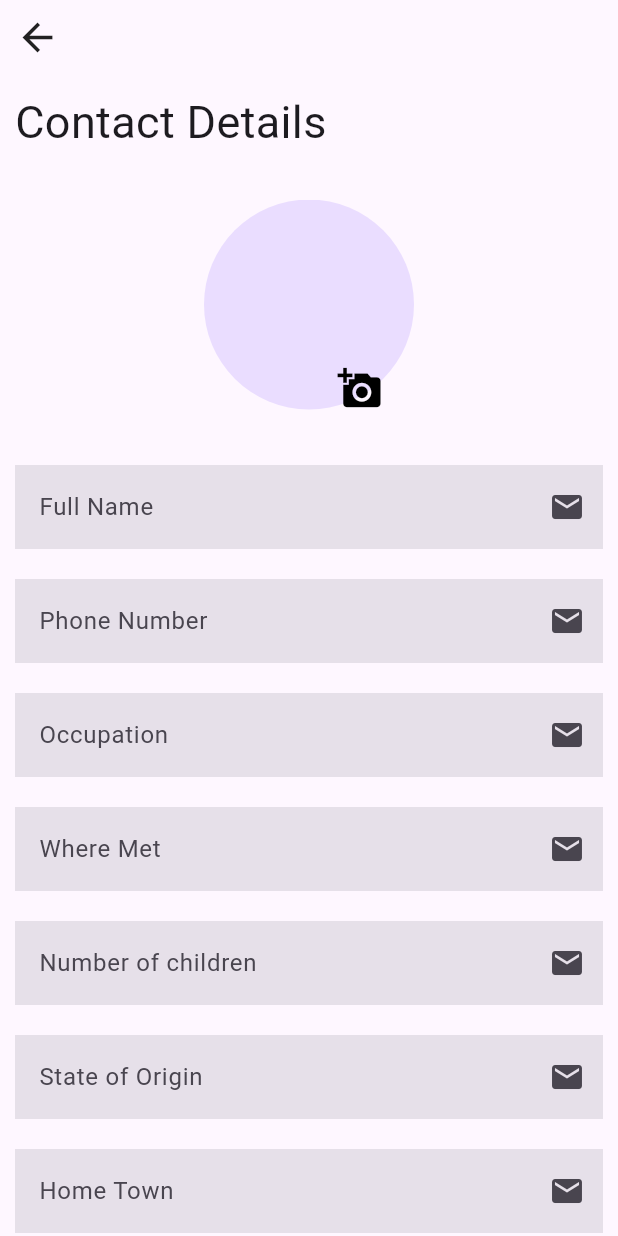
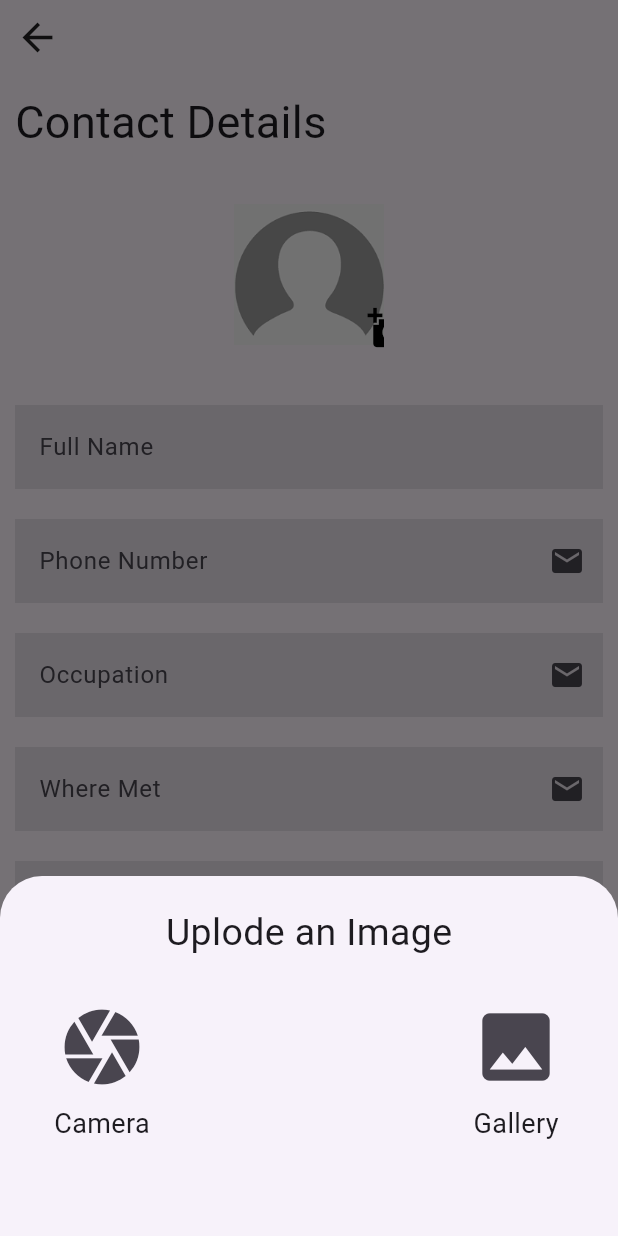
Before and after one commit to Daniellmm/https---github.com-Daniellmm-contactAPP, a Flutter app: the new_in screen opened directly, after a tap on the "add a photo" icon, on a phone screen of 412 x 824 dp. Run offline on Flutter 3.47's test engine with Material 3 defaults, Android fonts, the phone set to English and light mode, and no system bars; our stand-ins replace hive_flutter, image_picker, permission_handler; missing offline and left inert: dart:html; accounts and stored records are empty.

Commit message:
worked on imagepi

```diff
--- a/lib/main.dart
+++ b/lib/main.dart
@@ -1,7 +1,13 @@
 import 'package:contactapp/pages/home_page.dart';
 import 'package:flutter/material.dart';
+import 'package:hive_flutter/hive_flutter.dart';
 
-void main() {
+void main() async {
+  WidgetsFlutterBinding.ensureInitialized();
+
+  await Hive.initFlutter();
+  await Hive.openBox('contact');
+
   runApp(const MyApp());
 }
 
--- a/lib/pages/new_contact.dart
+++ b/lib/pages/new_contact.dart
@@ -1,5 +1,9 @@
+import 'dart:html';
+import 'dart:io';
+import 'package:permission_handler/permission_handler.dart';
 import 'package:contactapp/pages/home_page.dart';
 import 'package:flutter/material.dart';
+import 'package:image_picker/image_picker.dart';
 
 class new_in extends StatefulWidget {
   const new_in({super.key});
@@ -9,6 +13,7 @@ class new_in extends StatefulWidget {
 }
 
 class _new_inState extends State<new_in> {
+  File? imageFile;
   @override
   Widget build(BuildContext context) {
     return Scaffold(
@@ -49,13 +54,41 @@ class _new_inState extends State<new_in> {
                   Center(
                     child: Stack(
                       children: [
-                        CircleAvatar(
-                          radius: 70,
-                        ),
+                        imageFile == null
+                            ? Image.asset(
+                                'asset/images/user default image.png',
+                                height: 100,
+                                width: 100,
+                              )
+                            : ClipRRect(
+                                borderRadius: BorderRadius.circular(150),
+                                child: Image.file(
+                                  imageFile!,
+                                  height: 100,
+                                  width: 100,
+                                  fit: BoxFit.fill,
+                                ),
+                              ),
                         Positioned(
                           child: IconButton(
-                            onPressed: () {},
-                            icon: Icon(Icons.add_a_photo,color: Colors.black, size: 30,),
+                            onPressed: () async {
+                              Map<Permission, PermissionStatus> statuses =
+                                  await [
+                                Permission.storage,
+                                Permission.camera,
+                              ].request();
+                              if (statuses[Permission.storage]!.isGranted &&
+                                  statuses[Permission.camera]!.isGranted) {
+                                showImagePicker(context);
+                              } else {
+                                AlertDialog();
+                              }
+                            },
+                            icon: Icon(
+                              Icons.add_a_photo,
+                              color: Colors.black,
+                              size: 30,
+                            ),
                           ),
                           bottom: -10,
                           left: 80,
@@ -73,7 +106,6 @@ class _new_inState extends State<new_in> {
                         decoration: InputDecoration(
                             labelText: "Full Name",
                             hintStyle: TextStyle(color: Colors.amber),
-                            suffixIcon: Icon(Icons.mail),
                             filled: true,
                             border: InputBorder.none),
                         onChanged: (value) {},
@@ -232,4 +264,108 @@ class _new_inState extends State<new_in> {
       ),
     );
   }
+
+  final picker = ImagePicker();
+
+  void showImagePicker(BuildContext context) {
+    showModalBottomSheet(
+      context: context,
+      builder: (context) => Container(
+        height: 200,
+        margin: EdgeInsets.symmetric(horizontal: 30, vertical: 20),
+        width: MediaQuery.of(context).size.width,
+        child: Column(
+          children: <Widget>[
+            Text(
+              'Uplode an Image',
+              style: TextStyle(fontSize: 25),
+            ),
+            SizedBox(
+              height: 20,
+            ),
+            Row(
+              children: <Widget>[
+                Container(
+                  child: Column(
+                    mainAxisAlignment: MainAxisAlignment.center,
+                    crossAxisAlignment: CrossAxisAlignment.center,
+                    children: [
+                      IconButton(
+                        onPressed: () {
+                          _imgFromCamera();
+                        },
+                        icon: Icon(
+                          Icons.camera,
+                          size: 60,
+                        ),
+                      ),
+                      Text(
+                        'Camera',
+                        style: TextStyle(fontSize: 18),
+                      )
+                    ],
+                  ),
+                ),
+                Spacer(),
+                Container(
+                  child: Column(
+                    mainAxisAlignment: MainAxisAlignment.center,
+                    crossAxisAlignment: CrossAxisAlignment.center,
+                    children: [
+                      IconButton(
+                        onPressed: () {
+                          _imgFromGallery();
+                        },
+                        icon: Icon(
+                          Icons.image,
+                          size: 60,
+                        ),
+                      ),
+                      Text(
+                        'Gallery',
+                        style: TextStyle(fontSize: 18),
+                      )
+                    ],
+                  ),
+                ),
+              ],
+            )
+          ],
+        ),
+      ),
+    );
+  }
+
+  _imgFromGallery() async {
+    await picker
+        .pickImage(
+      source: ImageSource.gallery,
+    )
+        .then((value) {
+      if (value != null) {
+        (value.path);
+      }
+    });
+  }
+
+  _imgFromCamera() async {
+    await picker
+        .pickImage(
+      source: ImageSource.camera,
+    )
+        .then((value) {
+      if (value != null) {
+        (value.path);
+      }
+    });
+  }
+
+  // void takePhoto(ImageSource source) async {
+  //   final PickedFile = await _picker.getImage(
+  //     source: source,
+  //   );
+  //   setState(() {
+  //     _imageFile = PickedFile;
+  //   });
+  // }
 }
```
Also changed, not shown: pubspec.yaml (+9 -2 lines), asset/images/user default image.png (added), pubspec.lock, 6 other files.
